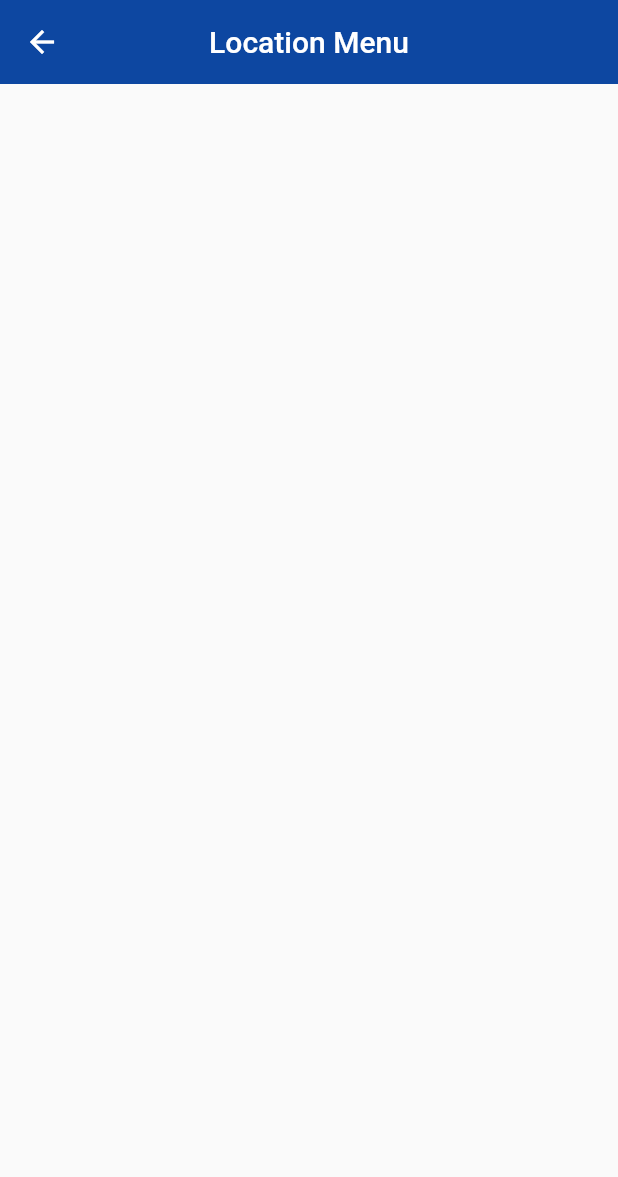
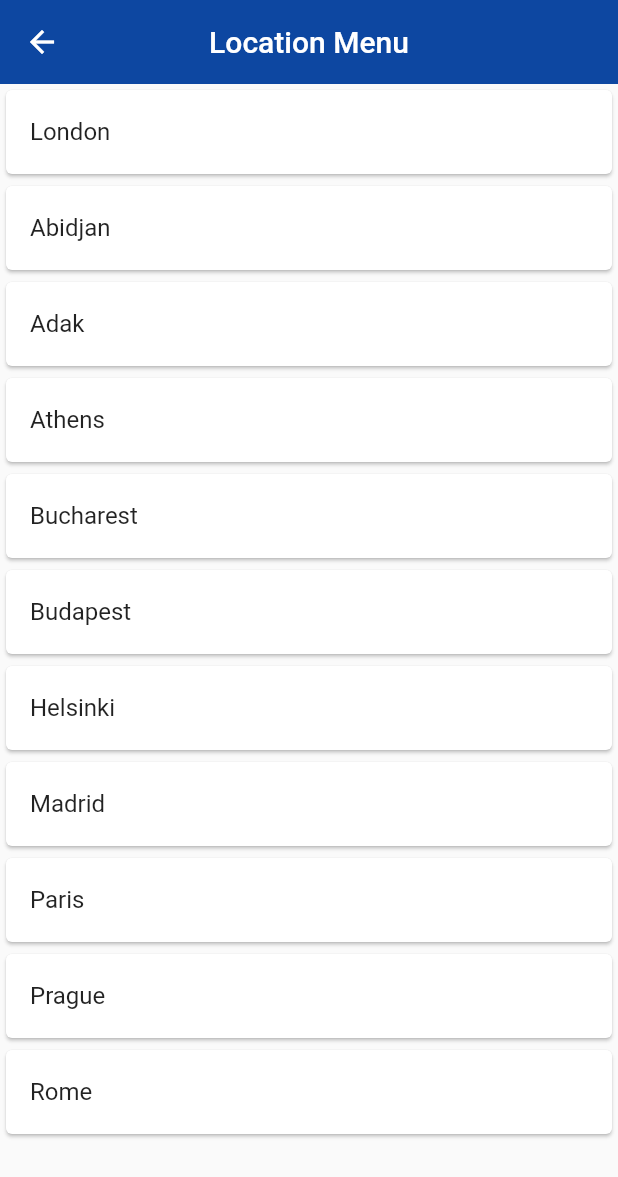
Before and after one commit to Akis23/my_worldtime_app, a Flutter app: the screen it shows after launch, after a tap on "Menu", on a phone screen of 412 x 824 dp. Shown: the top 1177 px of the screen. Run offline on Flutter 3.47's test engine with Material 2 defaults, Android fonts, the phone set to English and light mode, and no system bars; network calls fail.

Commit message:
edit menu to take the time from other countries

```diff
--- a/lib/pages/home.dart
+++ b/lib/pages/home.dart
@@ -12,7 +12,9 @@ class _HomeState extends State<Home> {
 
   @override
   Widget build(BuildContext context) {
-    data = ModalRoute.of(context)!.settings.arguments as Map;
+    data = data.isNotEmpty
+        ? data
+        : ModalRoute.of(context)!.settings.arguments as Map;
 
     String bgImage = data['isDayTime'] ? 'day.jpg' : 'night.jpg';
 
@@ -30,9 +32,16 @@ class _HomeState extends State<Home> {
             child: Column(
               children: <Widget>[
                 FlatButton.icon(
-                  onPressed: () {
+                  onPressed: () async {
+                    dynamic result =
+                        await Navigator.pushNamed(context, '/menu');
                     setState(() {
-                      Navigator.pushNamed(context, '/menu');
+                      data = {
+                        'time': result['time'],
+                        'location': result['location'],
+                        'flag': result['flag'],
+                        'isDayTime': result['isDayTime']
+                      };
                     });
                   },
                   icon: Icon(Icons.radio_button_on),
--- a/lib/pages/menu.dart
+++ b/lib/pages/menu.dart
@@ -1,4 +1,5 @@
 import 'package:flutter/material.dart';
+import 'package:my_worldtime_project/services/worldTime.dart';
 
 class ChooseLocation extends StatefulWidget {
   const ChooseLocation({Key? key}) : super(key: key);
@@ -8,6 +9,36 @@ class ChooseLocation extends StatefulWidget {
 }
 
 class _ChooseLocationState extends State<ChooseLocation> {
+  List<WorldTime> locations = [
+    WorldTime(location: 'London', flag: 'London.png', url: 'Europe/London'),
+    WorldTime(location: 'Abidjan', flag: 'Abidjan.png', url: 'Africa/Abidjan'),
+    WorldTime(location: 'Adak', flag: 'Adak.png', url: 'America/Adak'),
+    WorldTime(location: 'Athens', flag: 'Athens.jpg', url: 'Europe/Athens'),
+    WorldTime(
+        location: 'Bucharest', flag: 'Bucharest.png', url: 'Europe/Bucharest'),
+    WorldTime(
+        location: 'Budapest', flag: 'Budapest.png', url: 'Europe/Budapest'),
+    WorldTime(
+        location: 'Helsinki', flag: 'Helsinki.jpg', url: 'Europe/Helsinki'),
+    WorldTime(location: 'Madrid', flag: 'Madrid.png', url: 'Europe/Madrid'),
+    WorldTime(location: 'Paris', flag: 'Paris.png', url: 'Europe/Paris'),
+    WorldTime(location: 'Prague', flag: 'Prague.png', url: 'Europe/Prague'),
+    WorldTime(location: 'Rome', flag: 'Rome.jpg', url: 'Europe/Rome')
+  ];
+
+  void updateTime(index) async {
+    WorldTime instance = locations[index];
+
+    await instance.getTime();
+
+    Navigator.pop(context, {
+      'location': instance.location,
+      'flag': instance.flag,
+      'time': instance.time,
+      'isDayTime': instance.isDayTime
+    });
+  }
+
   @override
   Widget build(BuildContext context) {
     return Scaffold(
@@ -17,6 +48,17 @@ class _ChooseLocationState extends State<ChooseLocation> {
         title: Text('Location Menu'),
         elevation: 0,
       ),
+      body: ListView.builder(
+          itemCount: locations.length,
+          itemBuilder: (context, index) {
+            return Card(
+              child: ListTile(
+                  onTap: () {
+                    updateTime(index);
+                  },
+                  title: Text(locations[index].location)),
+            );
+          }),
     );
   }
 }
```
